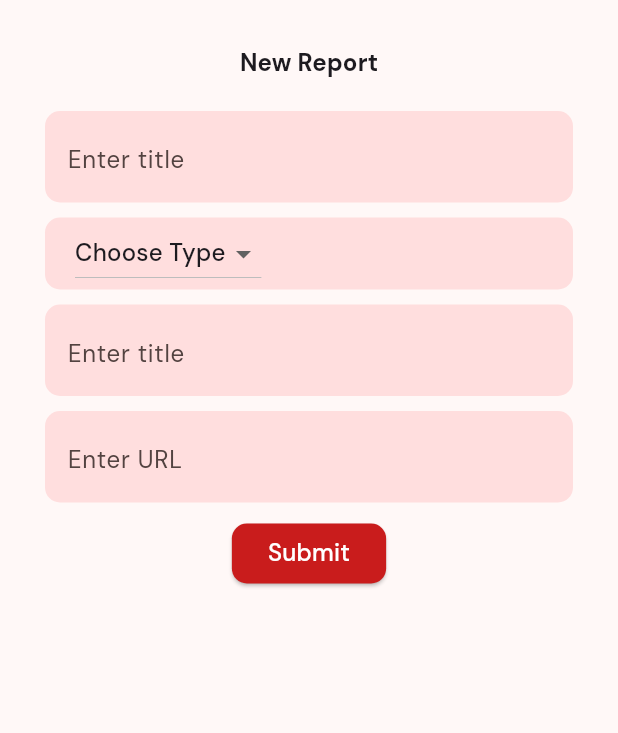
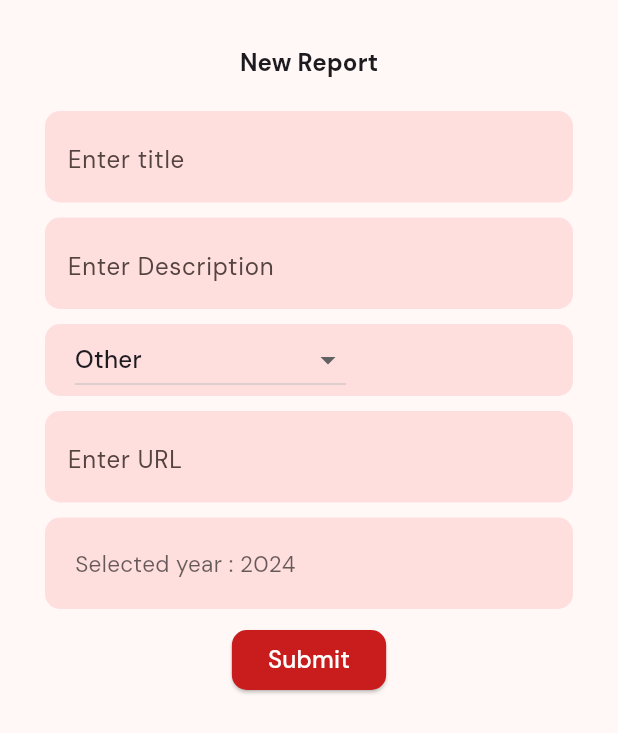
Before and after one commit to vaishakh-pk/SecureZone, a Flutter app: the NewReport widget shown alone on an empty page, opened directly, after a tap on "Submit", on a phone screen of 412 x 824 dp. Shown: the top 733 px of the screen. Run offline on Flutter 3.47's test engine with Material 3 defaults, Android fonts, the phone set to English and light mode, and no system bars; our stand-ins replace cloud_firestore, firebase_auth, firebase_core, flutter_map, google_fonts, google_maps_flutter and 3 more; accounts and stored records are empty.

Commit message:
add report backend

```diff
--- a/lib/main.dart
+++ b/lib/main.dart
@@ -1,6 +1,7 @@
 import 'package:firebase_core/firebase_core.dart';
 import 'package:flutter/material.dart';
 import 'package:google_fonts/google_fonts.dart';
+import 'package:securezone/screens/google_maps_screen.dart';
 import 'package:securezone/screens/phone_authentication_screen.dart';
 import 'package:securezone/screens/tabs.dart';
 
--- a/lib/screens/sos.dart
+++ b/lib/screens/sos.dart
@@ -12,8 +12,7 @@ class SOSScreen extends StatelessWidget {
 
   @override
   Widget build(BuildContext context) {
-    return SafeArea(
-      child: Scaffold(
+    return Scaffold(
       // backgroundColor: RadialGradient(center: Alignment.center, colors: [Colors.red,Colors.black]),
       backgroundColor: Color.fromARGB(255, 221, 31, 17),
       body: Center(
@@ -73,7 +72,6 @@ class SOSScreen extends StatelessWidget {
           ],
         ),
       ),
-      ),
     );
   }
 }
--- /dev/null
+++ b/lib/services/DBServices.dart
@@ -0,0 +1,39 @@
+import 'package:cloud_firestore/cloud_firestore.dart';
+import 'package:firebase_auth/firebase_auth.dart';
+import 'package:flutter/material.dart';
+import 'package:random_string/random_string.dart';
+
+class DBFunctions
+{
+
+  Future<String> getUser() async
+  {
+    String? userId = FirebaseAuth.instance.currentUser?.uid;
+
+    return userId!;
+  }
+
+  static Future<void> addNewReport(TextEditingController _titleController,TextEditingController _descriptionController,TextEditingController _typeController,TextEditingController _yearController,TextEditingController _urlController,TextEditingController _locationController,) async
+  {
+
+    String? userId = FirebaseAuth.instance.currentUser?.uid;
+
+    String reportid = randomAlphaNumeric(10);
+
+    if (userId != null) {
+      // Save or update emergency contact details to Firestore
+      await FirebaseFirestore.instance.collection('Reports').doc(reportid).set({
+        'title': _titleController.text,
+        'description': _descriptionController.text,
+        'type': _typeController.text,
+        // 'year': _yearController.text,
+        'url': _urlController.text,
+        // 'location': _locationController.text,
+        'userID' : userId,
+        'isApproved' : false
+      });
+  }
+
+
+}
+}
--- a/lib/widgets/new_report.dart
+++ b/lib/widgets/new_report.dart
@@ -2,16 +2,55 @@
 
 import 'package:flutter/material.dart';
 import 'package:securezone/screens/tabs.dart';
+import 'package:securezone/services/DBServices.dart';
 
-
-class NewReport extends StatelessWidget {
+class NewReport extends StatefulWidget {
   const NewReport({super.key});
 
+  @override
+  State<NewReport> createState() => _NewReportState();
+}
+
+String _dropdownValue = "Other";
+DateTime _selectedDate = DateTime(DateTime.now().year);
+TextEditingController _titleController = TextEditingController();
+TextEditingController _descriptionController = TextEditingController();
+TextEditingController _typeController = TextEditingController();
+TextEditingController _yearController = TextEditingController();
+TextEditingController _urlController = TextEditingController();
+TextEditingController _locationController = TextEditingController();
+
+void _selectYear(BuildContext context) {
+  showDialog(
+    context: context,
+    builder: (BuildContext context) {
+      return AlertDialog(
+        title: Text("Select Year"),
+        content: Container(
+          width: 300,
+          height: 300,
+          child: YearPicker(
+            firstDate: DateTime(DateTime.now().year - 100),
+            lastDate: DateTime(DateTime.now().year),
+            selectedDate: _selectedDate,
+            onChanged: (DateTime dateTime) {
+              _selectedDate = dateTime;
+              Navigator.pop(context);
+              // Do something with the dateTime selected.
+              // Remember that you need to use dateTime.year to get the year
+            },
+          ),
+        ),
+      );
+    },
+  );
+}
+
+class _NewReportState extends State<NewReport> {
   @override
   Widget build(BuildContext context) {
     return Padding(
       padding: const EdgeInsets.all(30),
-
       child: SingleChildScrollView(
         child: Column(
           children: [
@@ -36,8 +75,28 @@ class NewReport extends StatelessWidget {
                 child: Padding(
                   padding: const EdgeInsets.only(left: 15, right: 15, top: 5),
                   child: TextField(
+                    controller: _titleController,
                     decoration: InputDecoration(
                         border: InputBorder.none, labelText: 'Enter title'),
+                  ),
+                )),
+            SizedBox(
+              height: 10,
+            ),
+            //Enter Description
+            Container(
+                alignment: Alignment.center,
+                decoration: BoxDecoration(
+                  color: knavbarselected,
+                  borderRadius: BorderRadius.circular(10.0),
+                ),
+                child: Padding(
+                  padding: const EdgeInsets.only(left: 15, right: 15, top: 5),
+                  child: TextField(
+                    controller: _descriptionController,
+                    decoration: InputDecoration(
+                        border: InputBorder.none,
+                        labelText: 'Enter Description'),
                   ),
                 )),
             SizedBox(
@@ -54,39 +113,33 @@ class NewReport extends StatelessWidget {
               child: DropdownButton<String>(
                 padding: EdgeInsets.only(left: 20),
                 borderRadius: BorderRadius.zero,
+                elevation: 0,
                 value:
-                    'Choose Type', // This should match one of the DropdownMenuItem's value
+                    _dropdownValue, // This should match one of the DropdownMenuItem's value
                 items: const <DropdownMenuItem<String>>[
                   DropdownMenuItem(
-                      child: Text('Choose Type'), value: 'Choose Type'),
-                  DropdownMenuItem(child: Text('Type 1'), value: 'Type 1'),
-                  DropdownMenuItem(child: Text('Type 2'), value: 'Type 2'),
-                  DropdownMenuItem(child: Text('Type 3'), value: 'Type 3'),
-                  DropdownMenuItem(child: Text('Type 4'), value: 'Type 4'),
+                      child: Text('Accident prone area'),
+                      value: 'Accident prone area'),
+                  DropdownMenuItem(
+                      child: Text('Natural Disaster'),
+                      value: 'Natural Disaster'),
+                  DropdownMenuItem(child: Text('Theft'), value: 'Theft'),
+                  DropdownMenuItem(
+                      child: Text('Pickpocketing'), value: 'Pickpocketing'),
+                  DropdownMenuItem(child: Text('Assault'), value: 'Assault'),
+                  DropdownMenuItem(child: Text('Murder'), value: 'Murder'),
+                  DropdownMenuItem(child: Text('Other'), value: 'Other'),
                 ],
                 onChanged: (value) {
                   // Your code to handle changes
+                  _typeController.text = value.toString();
+                  setState(() {
+                    _dropdownValue = value.toString();
+                  });
                   print(value); // For example, print the selected value
                 },
               ),
             ),
-            SizedBox(
-              height: 10,
-            ),
-            //Enter Body
-            Container(
-                alignment: Alignment.center,
-                decoration: BoxDecoration(
-                  color: knavbarselected,
-                  borderRadius: BorderRadius.circular(10.0),
-                ),
-                child: Padding(
-                  padding: const EdgeInsets.only(left: 15, right: 15, top: 5),
-                  child: TextField(
-                    decoration: InputDecoration(
-                        border: InputBorder.none, labelText: 'Enter title'),
-                  ),
-                )),
             SizedBox(
               height: 10,
             ),
@@ -101,6 +154,7 @@ class NewReport extends StatelessWidget {
                 child: Padding(
                   padding: const EdgeInsets.only(left: 15, right: 15, top: 5),
                   child: TextField(
+                    controller: _urlController,
                     decoration: InputDecoration(
                         border: InputBorder.none, labelText: 'Enter URL'),
                   ),
@@ -108,12 +162,44 @@ class NewReport extends StatelessWidget {
             SizedBox(
               height: 10,
             ),
+            InkWell(
+              onTap:(){
+                setState(() {
+                  _selectYear(context);
+                });
+              },
+              child: Container(
+                  padding: const EdgeInsets.all(20),
+                  alignment: Alignment.centerLeft,
+                  decoration: BoxDecoration(
+                    color: knavbarselected,
+                    borderRadius: BorderRadius.circular(10.0),
+                  ),
+                  child: Text(
+                    'Selected year : ${_selectedDate.year.toString()}',
+                    textAlign: TextAlign.left,
+                    style: TextStyle(
+                        fontSize: 15, color: Theme.of(context).hintColor),
+                  )),
+            ),
+            SizedBox(
+              height: 10,
+            ),
             ElevatedButton(
-                onPressed: () {},
+                onPressed: () {
+                  DBFunctions.addNewReport(
+                      _titleController,
+                      _descriptionController,
+                      _typeController,
+                      _yearController,
+                      _urlController,
+                      _locationController);
+                },
                 style: ButtonStyle(
                     shape: MaterialStateProperty.all<RoundedRectangleBorder>(
                       RoundedRectangleBorder(
-                        borderRadius: BorderRadius.circular(10), // Sharp corners
+                        borderRadius:
+                            BorderRadius.circular(10), // Sharp corners
                       ),
                     ),
                     backgroundColor: MaterialStatePropertyAll(knavbartheme)),
--- a/pubspec.yaml
+++ b/pubspec.yaml
@@ -37,6 +37,9 @@ dependencies:
   flutter_map: ^6.1.0
   google_fonts: ^6.2.1
   latlong2: ^0.9.0
+  google_maps_flutter: ^2.5.0
+  location: ^5.0.0
+  random_string: ^2.3.1
 
 dev_dependencies:
   flutter_lints: ^3.0.0
```
Also changed, not shown: lib/screens/google_maps_screen.dart (added, +134 -0 lines), lib/screens/home.dart (+2 -7 lines), pubspec.lock, 3 other files. Lines whose indentation alone changed are shown as unchanged.
